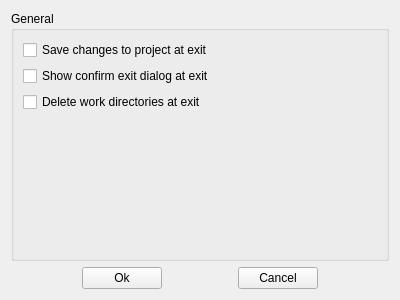
First picture: the form in titan/ui/settings.ui, repository Fijishi-Enterprises/GENO-Energy-Optimization, before the edit.
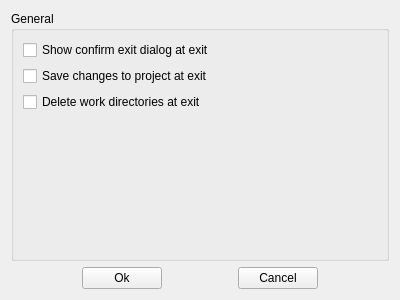
Second picture: the form after the edit.

Commit message: Bug #213 Fixed. User can now select if he/she wants to delete work directories at exit.

Patch:
```diff
--- a/titan/ui/settings.ui
+++ b/titan/ui/settings.ui
@@ -53,19 +53,6 @@
       <string>General</string>
      </property>
      <layout class="QVBoxLayout" name="verticalLayout">
-      <item>
-       <widget class="QCheckBox" name="checkBox_save_at_exit">
-        <property name="toolTip">
-         <string>&lt;html&gt;&lt;head/&gt;&lt;body&gt;&lt;p&gt;Not checked: Does not save project &amp;amp; does not show message box&lt;/p&gt;&lt;p&gt;Partially checked: Show message box (default)&lt;/p&gt;&lt;p&gt;Checked: Saves project without showing message box&lt;/p&gt;&lt;p&gt;&lt;br/&gt;&lt;/p&gt;&lt;/body&gt;&lt;/html&gt;</string>
-        </property>
-        <property name="text">
-         <string>Save changes to project at exit</string>
-        </property>
-        <property name="tristate">
-         <bool>true</bool>
-        </property>
-       </widget>
-      </item>
       <item>
        <widget class="QCheckBox" name="checkBox_exit_dialog">
         <property name="text">
@@ -76,6 +63,19 @@
         </property>
        </widget>
       </item>
+      <item>
+       <widget class="QCheckBox" name="checkBox_save_at_exit">
+        <property name="toolTip">
+         <string>&lt;html&gt;&lt;head/&gt;&lt;body&gt;&lt;p&gt;Not checked: Does not save project &amp;amp; does not show message box&lt;/p&gt;&lt;p&gt;Partially checked: Shows message box (default)&lt;/p&gt;&lt;p&gt;Checked: Saves project &amp;amp; does not show message box&lt;/p&gt;&lt;p&gt;&lt;br/&gt;&lt;/p&gt;&lt;/body&gt;&lt;/html&gt;</string>
+        </property>
+        <property name="text">
+         <string>Save changes to project at exit</string>
+        </property>
+        <property name="tristate">
+         <bool>true</bool>
+        </property>
+       </widget>
+      </item>
       <item>
        <widget class="QCheckBox" name="checkBox_del_work_dirs">
         <property name="text">
```
Left out of the diff: 9 changed lines with no effect on the pictures. The commit also changes 5 other files.
